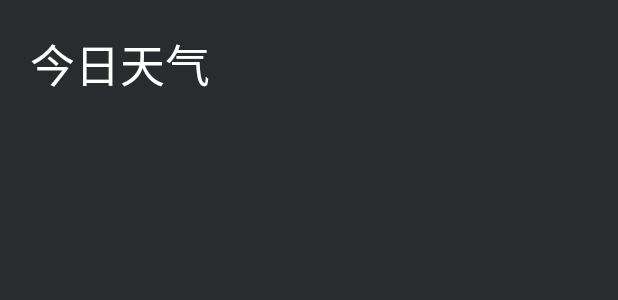
After one commit to ntdcf/sport-meet-android, an Android app: the layout activity_weather.xml on its own in the app's theme, with its tools: preview values and no code run, on a phone screen of 412 x 824 dp. The commit adds this screen. Shown: the top 300 px of the screen. Run offline under Robolectric (Android 15) with nearby library versions, the phone set to English and light mode, and no system bars.

Commit message:
天气模块完成

```diff
--- a/app/src/main/AndroidManifest.xml
+++ b/app/src/main/AndroidManifest.xml
@@ -24,8 +24,9 @@
         <activity android:name=".activitys.RegActivity" />
         <activity android:name=".activitys.IndexActivity" />
         <activity android:name=".activitys.SignUpActivity" />
-        <activity android:name=".activitys.UserInfoActivity"/>
-        <activity android:name=".activitys.ChangePasswordActivity"/>
+        <activity android:name=".activitys.UserInfoActivity" />
+        <activity android:name=".activitys.ChangePasswordActivity" />
+        <activity android:name=".activitys.WeatherActivity"></activity>
     </application>
 
 </manifest>
--- /dev/null
+++ b/app/src/main/res/layout/activity_weather.xml
@@ -0,0 +1,42 @@
+<?xml version="1.0" encoding="utf-8"?>
+<TableLayout xmlns:android="http://schemas.android.com/apk/res/android"
+    xmlns:app="http://schemas.android.com/apk/res-auto"
+    xmlns:tools="http://schemas.android.com/tools"
+    android:layout_width="match_parent"
+    android:layout_height="match_parent"
+    android:background="@color/colorPrimary"
+    tools:context="luohao.com.sportmeetv3.activitys.WeatherActivity">
+    <TextView
+        android:id="@+id/weather_title"
+        android:text="今日天气"
+        android:textColor="@color/fontcolor"
+        android:padding="20dp"
+        android:textSize="30dp"
+        />
+
+    <TextView
+        android:id="@+id/weather_weather_show"
+        android:layout_width="match_parent"
+        android:layout_height="wrap_content"
+        android:textColor="@color/fontcolor"
+        android:textSize="20dp"
+        android:padding="15dp"
+        />
+    <TextView
+        android:id="@+id/weather_tempche_show"
+        android:layout_width="match_parent"
+        android:layout_height="wrap_content"
+        android:textColor="@color/fontcolor"
+        android:padding="15dp"
+        android:textSize="20dp"
+        />
+    <TextView
+        android:id="@+id/weather_wind_show"
+        android:layout_width="match_parent"
+        android:layout_height="wrap_content"
+        android:textColor="@color/fontcolor"
+        android:padding="15dp"
+        android:textSize="20dp"
+        />
+
+</TableLayout>
```
Also changed, not shown: app/src/main/java/luohao/com/sportmeetv3/activitys/IndexActivity.java (+7 -0 lines), app/src/main/java/luohao/com/sportmeetv3/activitys/WeatherActivity.java (added, +43 -0 lines), app/src/main/java/luohao/com/sportmeetv3/empty/Weather.java (added, +64 -0 lines).
